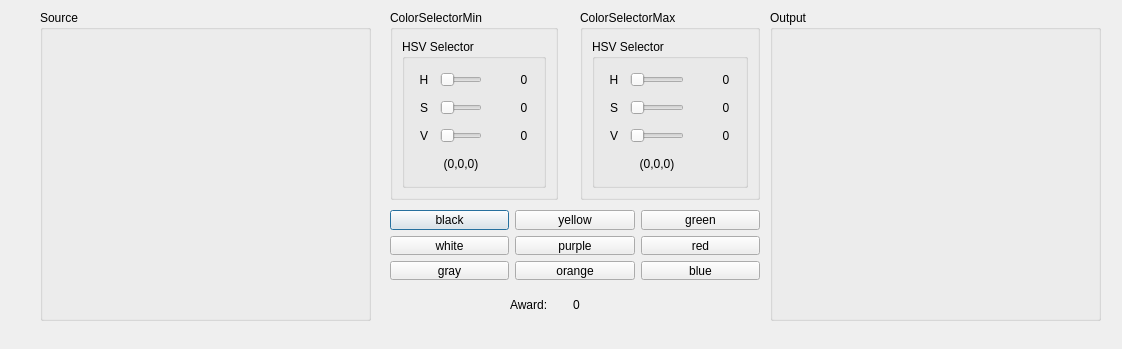
arturkwiek/ColorAreaSelector, file colorselectordlg.ui: the form before one commit.
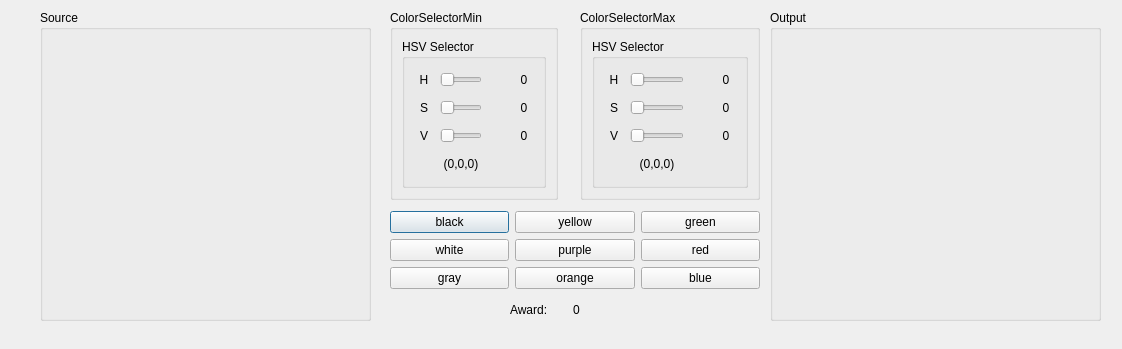
The form after the commit.

Patch:
```diff
--- a/colorselectordlg.ui
+++ b/colorselectordlg.ui
@@ -523,13 +523,13 @@
     </item>
    </layout>
   </widget>
-  <widget class="QWidget" name="">
+  <widget class="QWidget" name="layoutWidget">
    <property name="geometry">
     <rect>
      <x>510</x>
-     <y>290</y>
+     <y>300</y>
      <width>120</width>
-     <height>30</height>
+     <height>20</height>
     </rect>
    </property>
    <layout class="QHBoxLayout" name="horizontalLayout">
@@ -549,13 +549,13 @@
     </item>
    </layout>
   </widget>
-  <widget class="QWidget" name="">
+  <widget class="QWidget" name="layoutWidget">
    <property name="geometry">
     <rect>
      <x>390</x>
      <y>210</y>
      <width>370</width>
-     <height>70</height>
+     <height>80</height>
     </rect>
    </property>
    <layout class="QGridLayout" name="gridLayout_4">
```
